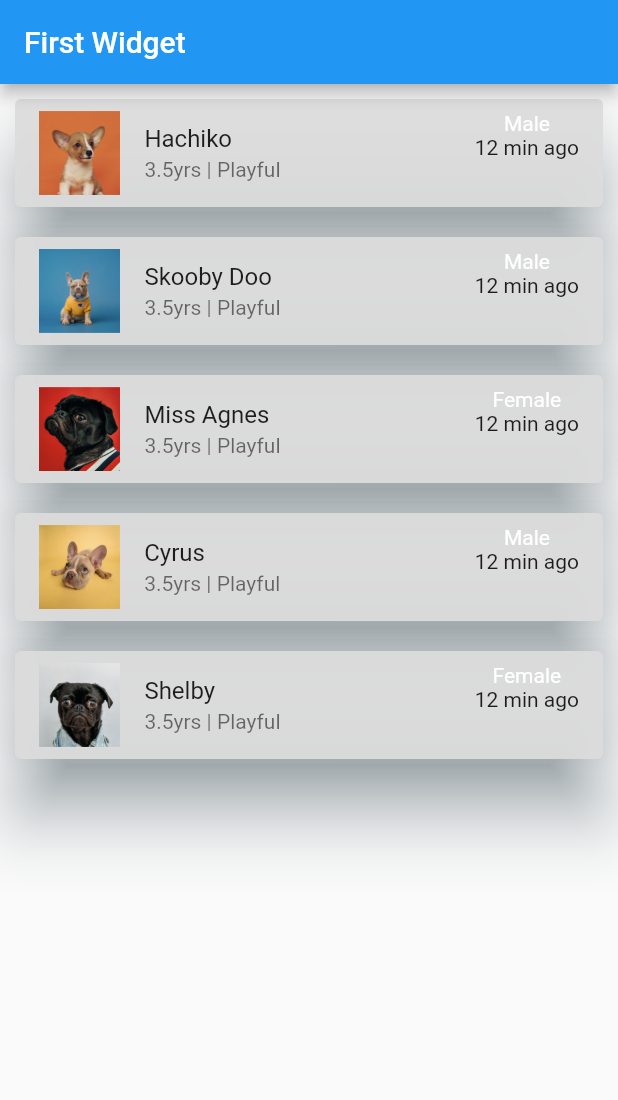
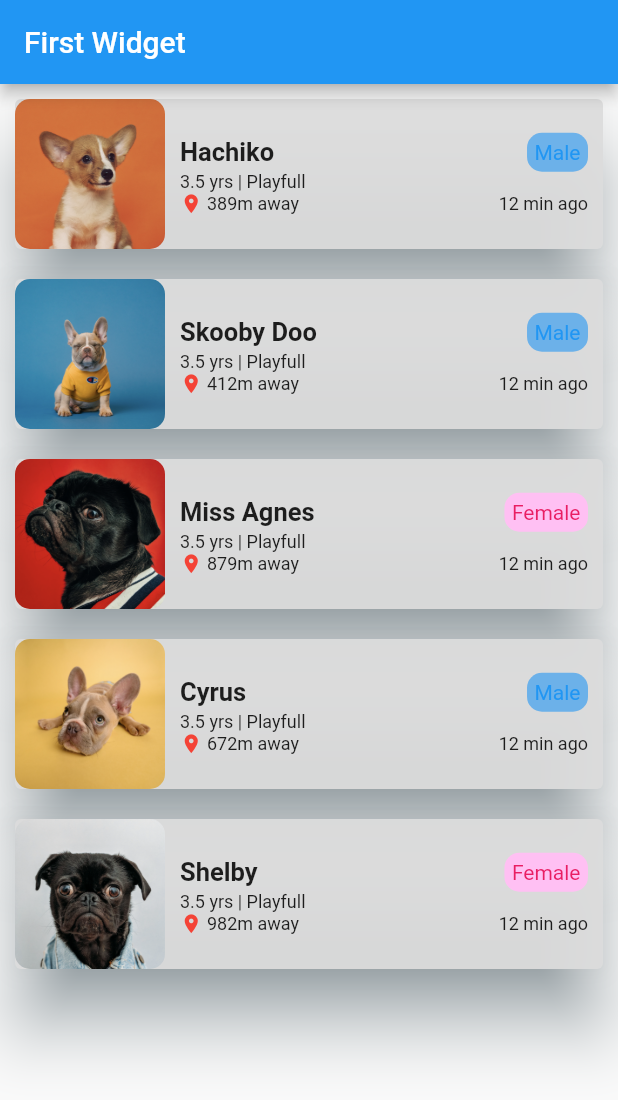
Before and after one commit to raed-charrad/TPFlutterNavigation, a Flutter app: the screen it shows after launch, on a phone screen of 412 x 824 dp. Shown: the top 1100 px of the screen. Run offline on Flutter 3.47's test engine with Material 2 defaults, Android fonts, the phone set to English and light mode, and no system bars.

Commit message:
first page

```diff
--- a/lib/main.dart
+++ b/lib/main.dart
@@ -1,5 +1,6 @@
 import 'package:flutter/material.dart';
 import 'data/FakeDogDatabase.dart';
+import 'data/Dog.dart';
 void main() {
   runApp(const MyApp());
 }
@@ -20,16 +21,6 @@ class MyApp extends StatelessWidget {
 }
 
 class FirstWidget extends StatelessWidget {
-  // List imgList = [
-  //   Image.asset("drawable/blue_dog.png"),
-  //   Image.asset("drawable/orange_dog.png"),
-  //   Image.asset("drawable/red_dog.png"),
-  //   Image.asset("drawable/yellow_dog.png"),
-  //   Image.asset("drawable/white_dog.png"),
-  //   Image.asset("drawable/wiggle_logo.png"),
-  // ];
-  // recuperate the list of dogs from the fake database
-
   @override
   Widget build(BuildContext context) {
     return(Center(
@@ -39,46 +30,80 @@ class FirstWidget extends StatelessWidget {
               shrinkWrap: true,
               itemCount: dogList.length,
               itemBuilder: (context, index) {
-                return Card (
-                  margin: EdgeInsets.all(10),
-                  color: Color.fromARGB(238, 220, 220, 220),
-                  shadowColor: Colors.blueGrey,
-                  elevation: 20,
-                  child: Column(
-                    mainAxisSize: MainAxisSize.min,
-                    children: <Widget>[
-                      ListTile(
-                        title: Text(dogList[index].name),
-                        subtitle: Text(dogList[index].age.toString()+"yrs | Playful"),
-                        leading: Image.asset("drawable/${dogList[index].image}"),
-                        trailing: Container(
-                          child: Column(
-                            children: [
-                              Text(dogList[index].gender, style: TextStyle(color: Colors.white,),),
-                              Text("12 min ago")
-                            ],
-                          ),
-                        ),
-                        onTap: () {
-                          Navigator.push(
-                            context,
-                            MaterialPageRoute(builder: (context) => SecondWidget(p1 : dogList[index].id)),
-                          );
-                        }
-                    ),
-                ],
-                ),
+                return GestureDetector(
+                  child:DogList(dogList[index]),
+                  onTap: () {
+                    Navigator.push(
+                        context,
+                        MaterialPageRoute(
+                          builder: (context) => SecondWidget(p1 : dogList[index].id)
+                        )
+                    );
+                  },
                 );
-              }
+              },
           ),
         ],
       ),
     ));
   }
 }
-
-class FakeDogDatabase {
-
+Widget DogList(Dog dog) {
+  return Card (
+              margin: EdgeInsets.all(10),
+              color: Color.fromARGB(238, 220, 220, 220),
+              shadowColor: Colors.blueGrey,
+              elevation: 20,
+              child: Row(
+                mainAxisSize: MainAxisSize.min,
+                children: <Widget>[
+                  ClipRRect(
+                    borderRadius: BorderRadius.circular(10),
+                    child : Image.asset("drawable/${dog.image}", width: 100, height: 100, fit: BoxFit.cover),
+                  ),
+                  Expanded(
+                    child: Container(
+                      padding: EdgeInsets.all(10),
+                      child: Column(
+                        children:<Widget>[
+                        Row(
+                        mainAxisAlignment: MainAxisAlignment.spaceBetween,
+                        children: <Widget>[
+                          Text(dog.name, style: TextStyle(fontSize: 17, fontWeight: FontWeight.bold)),
+                          Container(
+                            decoration: BoxDecoration(
+                              color : dog.gender=='Male' ? Color.fromARGB(152, 33, 149, 243) : Color.fromARGB(255, 255, 192, 243),
+                              borderRadius: BorderRadius.circular(10),
+                            ),
+                            padding: EdgeInsets.all(5),
+                            child: Text(dog.gender , style: TextStyle(color : dog.gender=='Male' ? Colors.blue : Colors.pink)),
+                          ),
+                        ],
+                      ),
+                      Row(
+                        children: <Widget>[
+                          Text("${dog.age} yrs | Playfull", style: TextStyle(fontSize: 12)),
+                        ],
+                      ),
+                      Row(
+                        mainAxisAlignment: MainAxisAlignment.spaceBetween,
+                        children: <Widget>[
+                          Row(
+                            children: <Widget>[
+                              Icon(Icons.location_on, size: 15 , color: Colors.red),
+                              Text(" ${dog.distance}", style: TextStyle(fontSize: 12)),
+                            ],
+                          ),
+                          Text("12 min ago", style: TextStyle(fontSize: 12)),
+                        ],
+                      ),
+                      ],
+                      ),
+                    ),
+                  ),
+            ],
+            ),
+            );
 }
 class SecondWidget extends StatelessWidget {
   int p1;
@@ -126,7 +151,6 @@ class SecondWidget extends StatelessWidget {
                           ),
                         ],
                       )),
-
                 ],
               ),
             ))));
```
